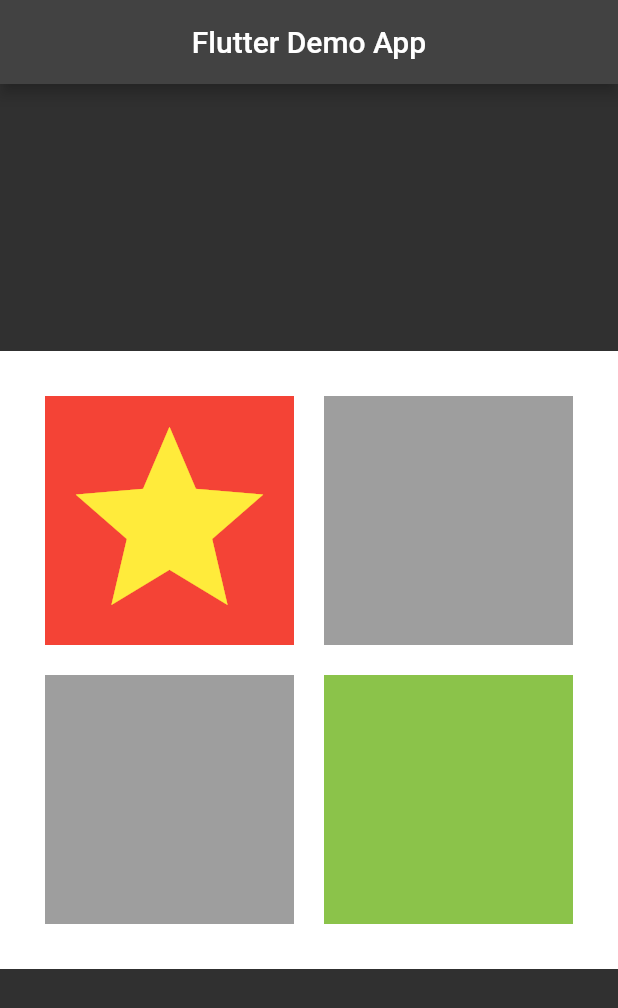
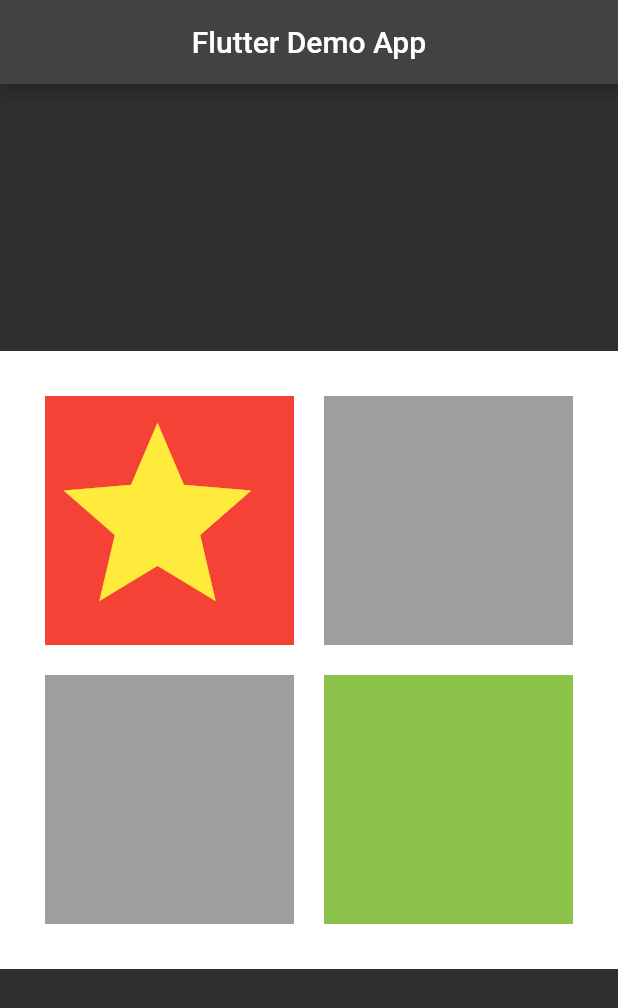
Before and after one commit to AgweBryan/flutter_demo_application, a Flutter app: the screen it shows after launch, on a phone screen of 412 x 824 dp. Shown: the top 1008 px of the screen. Run offline on Flutter 3.47's test engine with Material 2 defaults, Android fonts, the phone set to English and light mode, and no system bars.

Commit message:
Move star with gesture detector

```diff
--- a/lib/main.dart
+++ b/lib/main.dart
@@ -25,10 +25,10 @@ class HomeScreen extends StatefulWidget {
 }
 
 class _HomeScreenState extends State<HomeScreen> {
-  Color passedColor = Colors.transparent;
-  Color initialStarColor = Colors.yellow;
-  bool isRedDraggable = true;
-  bool isGreenDraggable = false;
+  double top = 10;
+  double left = 5;
+  double draggingX = 0;
+  double draggingY = 0;
   @override
   Widget build(BuildContext context) {
     return Scaffold(
@@ -44,43 +44,50 @@ class _HomeScreenState extends State<HomeScreen> {
               padding: EdgeInsets.all(25),
               height: MediaQuery.of(context).size.height * .5,
               width: double.infinity,
-              child: GridView(
+              child: GestureDetector(
+                onHorizontalDragEnd: (details) {
+                  print("Entered this function!");
+                  if (draggingX > -7 &&
+                      draggingX < 27 &&
+                      draggingY > -5 &&
+                      draggingY < 29) {
+                    setState(() {
+                      top = 10;
+                      left = 5;
+                    });
+                  } else if (draggingX > 166 &&
+                      draggingX < 207 &&
+                      draggingY > 166 &&
+                      draggingY < 215) {
+                    setState(() {
+                      top = 181;
+                      left = 181;
+                    });
+                  } else {
+                    setState(() {
+                      top = 10;
+                      left = 5;
+                    });
+                  }
+                },
+                onHorizontalDragUpdate: (details) {
+                  setState(() {
+                    draggingY = details.localPosition.dy;
+                    draggingX = details.localPosition.dx;
+                    top = details.localPosition.dy;
+                    left = details.localPosition.dx;
+                  });
+                },
+                child: Stack(children: [
+                  GridView(
                     gridDelegate: SliverGridDelegateWithFixedCrossAxisCount(
                       crossAxisCount: 2,
                       crossAxisSpacing: 10,
                       mainAxisSpacing: 10,
                     ),
-                children: [
+                    children: const [
                       MyBox(
                         backgroundColor: Colors.red,
-                    child: isRedDraggable
-                        ? Draggable<Color>(
-                            data: Colors.yellow,
-                            feedback: Icon(
-                              Icons.star,
-                              color: Colors.yellow,
-                              size: 150,
-                            ),
-                            childWhenDragging: SizedBox(),
-                            child: Icon(
-                              Icons.star,
-                              color: initialStarColor,
-                              size: 150,
-                            ))
-                        : DragTarget<Color>(
-                            onAccept: (data) => setState(() {
-                                  initialStarColor = data;
-                                  passedColor = Colors.transparent;
-                                  isRedDraggable = true;
-                                  isGreenDraggable = false;
-                                }),
-                            builder: (context, _, __) {
-                              return Icon(
-                                Icons.star,
-                                color: initialStarColor,
-                                size: 150,
-                              );
-                            }),
                       ),
                       MyBox(
                         backgroundColor: Colors.grey,
@@ -90,35 +97,23 @@ class _HomeScreenState extends State<HomeScreen> {
                       ),
                       MyBox(
                         backgroundColor: Colors.lightGreen,
-                      child: isGreenDraggable
-                          ? Draggable<Color>(
-                              data: Colors.yellow,
-                              feedback: Icon(
-                                Icons.star,
-                                color: Colors.yellow,
-                                size: 150,
+                      )
+                    ],
                   ),
-                              childWhenDragging: SizedBox(),
+                  Positioned(
+                    // top: 10,
+                    // left: 5,
+                    // top: 185,
+                    // left: 185,
+                    top: top,
+                    left: left,
                     child: Icon(
                       Icons.star,
-                                color: passedColor,
                       size: 150,
-                              ))
-                          : DragTarget<Color>(
-                              onAccept: (data) => setState(() {
-                                    passedColor = data;
-                                    initialStarColor = Colors.transparent;
-                                    isRedDraggable = false;
-                                    isGreenDraggable = true;
-                                  }),
-                              builder: (context, _, __) {
-                                return Icon(
-                                  Icons.star,
-                                  color: passedColor,
-                                  size: 150,
-                                );
-                              }))
-                ],
+                      color: Colors.yellow,
+                    ),
+                  )
+                ]),
               ),
             )
           ],
@@ -128,9 +123,7 @@ class _HomeScreenState extends State<HomeScreen> {
 
 class MyBox extends StatelessWidget {
   final Color backgroundColor;
-  final Widget? child;
-  const MyBox({Key? key, required this.backgroundColor, this.child})
-      : super(key: key);
+  const MyBox({Key? key, required this.backgroundColor}) : super(key: key);
 
   @override
   Widget build(BuildContext context) {
@@ -139,7 +132,6 @@ class MyBox extends StatelessWidget {
       height: 140,
       color: backgroundColor,
       margin: EdgeInsets.all(5),
-      child: child ?? SizedBox(),
     );
   }
 }
```
Lines whose indentation alone changed are shown as unchanged.
